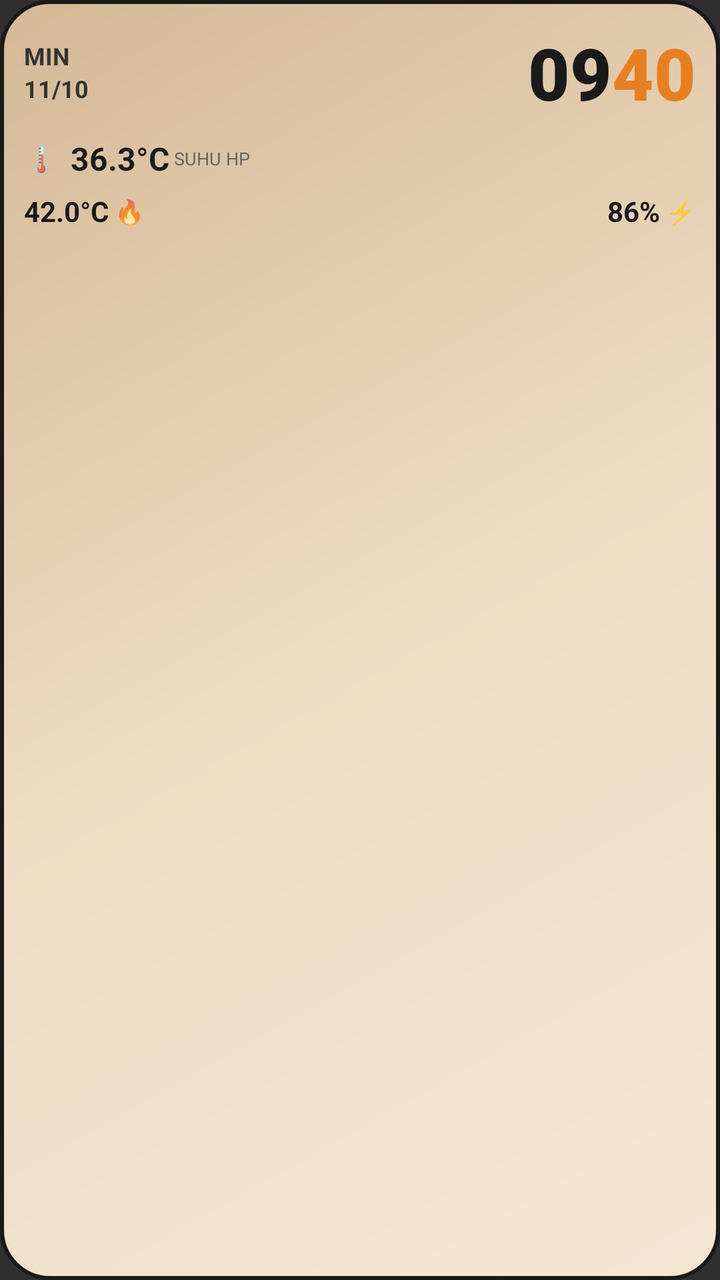
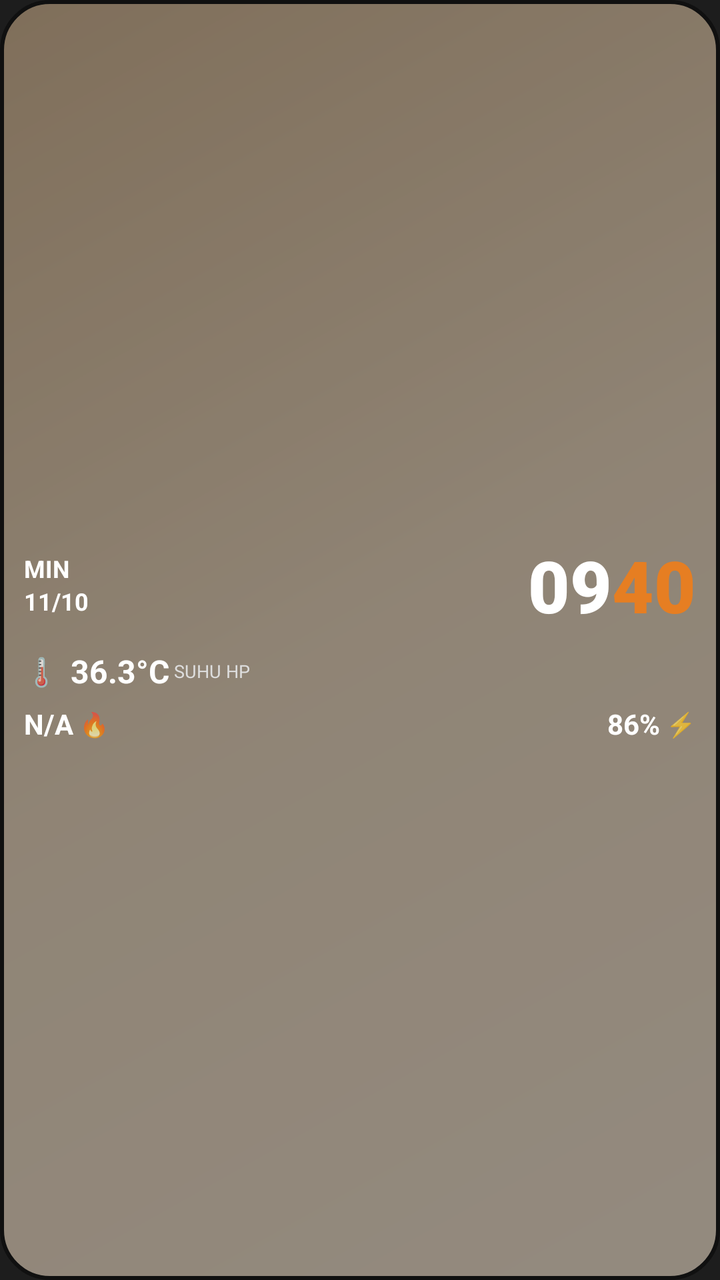

Screens rendered from an Android XML layout before and after an edit, with the pre-edit source and the edit as a unified diff.
<!-- AndroidManifest.xml: application theme Theme.AppCompat -->
<!-- res/layout/widget_suhu.xml -->
<?xml version="1.0" encoding="utf-8"?>
<LinearLayout xmlns:android="http://schemas.android.com/apk/res/android"
    android:layout_width="match_parent"
    android:layout_height="match_parent"
    android:orientation="vertical"
    android:padding="12dp"
    android:background="@drawable/latar_widget">

    
    <LinearLayout
        android:layout_width="match_parent"
        android:layout_height="wrap_content"
        android:orientation="horizontal"
        android:gravity="center_vertical">

        
        <LinearLayout
            android:layout_width="0dp"
            android:layout_height="wrap_content"
            android:layout_weight="1"
            android:orientation="vertical">

            <TextView
                android:id="@+id/wHari"
                android:layout_width="wrap_content"
                android:layout_height="wrap_content"
                android:text="MIN"
                android:textColor="#333333"
                android:textSize="12sp"
                android:textStyle="bold"/>

            <TextView
                android:id="@+id/wTanggal"
                android:layout_width="wrap_content"
                android:layout_height="wrap_content"
                android:text="11/10"
                android:textColor="#333333"
                android:textSize="12sp"
                android:textStyle="bold"/>
        </LinearLayout>

        
        <LinearLayout
            android:layout_width="wrap_content"
            android:layout_height="wrap_content"
            android:orientation="horizontal"
            android:gravity="center_vertical">

            <TextView
                android:id="@+id/wJam"
                android:layout_width="wrap_content"
                android:layout_height="wrap_content"
                android:text="09"
                android:textColor="#1A1A1A"
                android:textSize="36sp"
                android:textStyle="bold"
                android:fontFamily="sans-serif-black"/>

            <TextView
                android:id="@+id/wMenit"
                android:layout_width="wrap_content"
                android:layout_height="wrap_content"
                android:text="40"
                android:textColor="#E67E22"
                android:textSize="36sp"
                android:textStyle="bold"
                android:fontFamily="sans-serif-black"/>
        </LinearLayout>
    </LinearLayout>

    
    <LinearLayout
        android:layout_width="wrap_content"
        android:layout_height="wrap_content"
        android:orientation="horizontal"
        android:gravity="center_vertical"
        android:layout_marginTop="8dp">

        <TextView
            android:layout_width="wrap_content"
            android:layout_height="wrap_content"
            android:text="🌡️"
            android:textSize="14sp"/>

        <TextView
            android:id="@+id/wSuhuHp"
            android:layout_width="wrap_content"
            android:layout_height="wrap_content"
            android:text="36.3°C"
            android:textColor="#1A1A1A"
            android:textSize="16sp"
            android:textStyle="bold"
            android:layout_marginStart="6dp"/>

        <TextView
            android:layout_width="wrap_content"
            android:layout_height="wrap_content"
            android:text=" SUHU HP"
            android:textColor="#666666"
            android:textSize="9sp"/>
    </LinearLayout>

    
    <LinearLayout
        android:layout_width="match_parent"
        android:layout_height="wrap_content"
        android:orientation="horizontal"
        android:layout_marginTop="6dp"
        android:gravity="center_vertical"
        android:weightSum="2">

        
        <LinearLayout
            android:layout_width="0dp"
            android:layout_height="wrap_content"
            android:layout_weight="1"
            android:orientation="horizontal"
            android:gravity="center_vertical">

            <TextView
                android:id="@+id/wSuhuCpu"
                android:layout_width="wrap_content"
                android:layout_height="wrap_content"
                android:text="42.0°C"
                android:textColor="#1A1A1A"
                android:textSize="14sp"
                android:textStyle="bold"/>

            <TextView
                android:layout_width="wrap_content"
                android:layout_height="wrap_content"
                android:text=" 🔥"
                android:textSize="12sp"/>
        </LinearLayout>

        
        <LinearLayout
            android:layout_width="0dp"
            android:layout_height="wrap_content"
            android:layout_weight="1"
            android:orientation="horizontal"
            android:gravity="end|center_vertical">

            <TextView
                android:id="@+id/wBaterai"
                android:layout_width="wrap_content"
                android:layout_height="wrap_content"
                android:text="86%"
                android:textColor="#1A1A1A"
                android:textSize="14sp"
                android:textStyle="bold"/>

            <TextView
                android:layout_width="wrap_content"
                android:layout_height="wrap_content"
                android:text=" ⚡"
                android:textSize="12sp"/>
        </LinearLayout>
    </LinearLayout>

</LinearLayout>
<!-- resources referenced by this layout -->
<resources>
  <!-- drawable latar_widget (drawable) -->
  <?xml version="1.0" encoding="utf-8"?>
  <shape xmlns:android="http://schemas.android.com/apk/res/android"
      android:shape="rectangle">
      <corners android:radius="24dp"/>
      <gradient
          android:startColor="#F5E6D3"
          android:centerColor="#EFDCC3"
          android:endColor="#D4B896"
          android:angle="135"/>
      <stroke android:width="2dp" android:color="#1A1A1A"/>
  </shape>
</resources>

<!-- the commit's change to res/layout/widget_suhu.xml (unified diff, before → after) -->
@@ -1,42 +1,91 @@
 <?xml version="1.0" encoding="utf-8"?>
-<LinearLayout xmlns:android="http://schemas.android.com/apk/res/android"
+<FrameLayout xmlns:android="http://schemas.android.com/apk/res/android"
     android:layout_width="match_parent"
-    android:layout_height="match_parent"
-    android:orientation="vertical"
-    android:padding="12dp"
-    android:background="@drawable/latar_widget">
+    android:layout_height="match_parent">
+
+    
+    <ImageView
+        android:id="@+id/bgGambarWidget"
+        android:layout_width="match_parent"
+        android:layout_height="match_parent"
+        android:scaleType="centerCrop"
+        android:src="@drawable/latar_widget"
+        android:contentDescription="Background"/>
+
+    
+    <View
+        android:layout_width="match_parent"
+        android:layout_height="match_parent"
+        android:background="#66000000"/>
 
     
     <LinearLayout
         android:layout_width="match_parent"
-        android:layout_height="wrap_content"
-        android:orientation="horizontal"
+        android:layout_height="match_parent"
+        android:orientation="vertical"
+        android:padding="12dp"
         android:gravity="center_vertical">
 
         
         <LinearLayout
-            android:layout_width="0dp"
+            android:layout_width="match_parent"
             android:layout_height="wrap_content"
-            android:layout_weight="1"
-            android:orientation="vertical">
+            android:orientation="horizontal"
+            android:gravity="center_vertical">
 
-            <TextView
-                android:id="@+id/wHari"
+            
+            <LinearLayout
+                android:layout_width="0dp"
+                android:layout_height="wrap_content"
+                android:layout_weight="1"
+                android:orientation="vertical">
+
+                <TextView
+                    android:id="@+id/wHari"
+                    android:layout_width="wrap_content"
+                    android:layout_height="wrap_content"
+                    android:text="MIN"
+                    android:textColor="#FFFFFF"
+                    android:textSize="12sp"
+                    android:textStyle="bold"/>
+
+                <TextView
+                    android:id="@+id/wTanggal"
+                    android:layout_width="wrap_content"
+                    android:layout_height="wrap_content"
+                    android:text="11/10"
+                    android:textColor="#FFFFFF"
+                    android:textSize="12sp"
+                    android:textStyle="bold"/>
+            </LinearLayout>
+
+            
+            <LinearLayout
                 android:layout_width="wrap_content"
                 android:layout_height="wrap_content"
-                android:text="MIN"
-                android:textColor="#333333"
-                android:textSize="12sp"
-                android:textStyle="bold"/>
+                android:orientation="horizontal"
+                android:gravity="center_vertical">
 
-            <TextView
-                android:id="@+id/wTanggal"
-                android:layout_width="wrap_content"
-                android:layout_height="wrap_content"
-                android:text="11/10"
-                android:textColor="#333333"
-                android:textSize="12sp"
-                android:textStyle="bold"/>
+                <TextView
+                    android:id="@+id/wJam"
+                    android:layout_width="wrap_content"
+                    android:layout_height="wrap_content"
+                    android:text="09"
+                    android:textColor="#FFFFFF"
+                    android:textSize="36sp"
+                    android:textStyle="bold"
+                    android:fontFamily="sans-serif-black"/>
+
+                <TextView
+                    android:id="@+id/wMenit"
+                    android:layout_width="wrap_content"
+                    android:layout_height="wrap_content"
+                    android:text="40"
+                    android:textColor="#E67E22"
+                    android:textSize="36sp"
+                    android:textStyle="bold"
+                    android:fontFamily="sans-serif-black"/>
+            </LinearLayout>
         </LinearLayout>
 
         
@@ -44,118 +93,90 @@
             android:layout_width="wrap_content"
             android:layout_height="wrap_content"
             android:orientation="horizontal"
-            android:gravity="center_vertical">
-
-            <TextView
-                android:id="@+id/wJam"
-                android:layout_width="wrap_content"
-                android:layout_height="wrap_content"
-                android:text="09"
-                android:textColor="#1A1A1A"
-                android:textSize="36sp"
-                android:textStyle="bold"
-                android:fontFamily="sans-serif-black"/>
-
-            <TextView
-                android:id="@+id/wMenit"
-                android:layout_width="wrap_content"
-                android:layout_height="wrap_content"
-                android:text="40"
-                android:textColor="#E67E22"
-                android:textSize="36sp"
-                android:textStyle="bold"
-                android:fontFamily="sans-serif-black"/>
-        </LinearLayout>
-    </LinearLayout>
-
-    
-    <LinearLayout
-        android:layout_width="wrap_content"
-        android:layout_height="wrap_content"
-        android:orientation="horizontal"
-        android:gravity="center_vertical"
-        android:layout_marginTop="8dp">
-
-        <TextView
-            android:layout_width="wrap_content"
-            android:layout_height="wrap_content"
-            android:text="🌡️"
-            android:textSize="14sp"/>
-
-        <TextView
-            android:id="@+id/wSuhuHp"
-            android:layout_width="wrap_content"
-            android:layout_height="wrap_content"
-            android:text="36.3°C"
-            android:textColor="#1A1A1A"
-            android:textSize="16sp"
-            android:textStyle="bold"
-            android:layout_marginStart="6dp"/>
-
-        <TextView
-            android:layout_width="wrap_content"
-            android:layout_height="wrap_content"
-            android:text=" SUHU HP"
-            android:textColor="#666666"
-            android:textSize="9sp"/>
-    </LinearLayout>
-
-    
-    <LinearLayout
-        android:layout_width="match_parent"
-        android:layout_height="wrap_content"
-        android:orientation="horizontal"
-        android:layout_marginTop="6dp"
-        android:gravity="center_vertical"
-        android:weightSum="2">
-
-        
-        <LinearLayout
-            android:layout_width="0dp"
-            android:layout_height="wrap_content"
-            android:layout_weight="1"
-            android:orientation="horizontal"
-            android:gravity="center_vertical">
-
-            <TextView
-                android:id="@+id/wSuhuCpu"
-                android:layout_width="wrap_content"
-                android:layout_height="wrap_content"
-                android:text="42.0°C"
-                android:textColor="#1A1A1A"
-                android:textSize="14sp"
-                android:textStyle="bold"/>
+            android:gravity="center_vertical"
+            android:layout_marginTop="8dp">
 
             <TextView
                 android:layout_width="wrap_content"
                 android:layout_height="wrap_content"
-                android:text=" 🔥"
-                android:textSize="12sp"/>
+                android:text="🌡️"
+                android:textSize="14sp"/>
+
+            <TextView
+                android:id="@+id/wSuhuHp"
+                android:layout_width="wrap_content"
+                android:layout_height="wrap_content"
+                android:text="36.3°C"
+                android:textColor="#FFFFFF"
+                android:textSize="16sp"
+                android:textStyle="bold"
+                android:layout_marginStart="6dp"/>
+
+            <TextView
+                android:layout_width="wrap_content"
+                android:layout_height="wrap_content"
+                android:text=" SUHU HP"
+                android:textColor="#DDDDDD"
+                android:textSize="9sp"/>
         </LinearLayout>
 
         
         <LinearLayout
-            android:layout_width="0dp"
+            android:layout_width="match_parent"
             android:layout_height="wrap_content"
-            android:layout_weight="1"
             android:orientation="horizontal"
-            android:gravity="end|center_vertical">
+            android:layout_marginTop="6dp"
+            android:gravity="center_vertical"
+            android:weightSum="2">
 
-            <TextView
-                android:id="@+id/wBaterai"
-                android:layout_width="wrap_content"
+            
+            <LinearLayout
+                android:layout_width="0dp"
                 android:layout_height="wrap_content"
-                android:text="86%"
-                android:textColor="#1A1A1A"
-                android:textSize="14sp"
-                android:textStyle="bold"/>
+                android:layout_weight="1"
+                android:orientation="horizontal"
+                android:gravity="center_vertical">
 
-            <TextView
-                android:layout_width="wrap_content"
+                <TextView
+                    android:id="@+id/wSuhuCpu"
+                    android:layout_width="wrap_content"
+                    android:layout_height="wrap_content"
+                    android:text="N/A"
+                    android:textColor="#FFFFFF"
+                    android:textSize="14sp"
+                    android:textStyle="bold"/>
+
+                <TextView
+                    android:layout_width="wrap_content"
+                    android:layout_height="wrap_content"
+                    android:text=" 🔥"
+                    android:textSize="12sp"/>
+            </LinearLayout>
+
+            
+            <LinearLayout
+                android:layout_width="0dp"
                 android:layout_height="wrap_content"
-                android:text=" ⚡"
-                android:textSize="12sp"/>
+                android:layout_weight="1"
+                android:orientation="horizontal"
+                android:gravity="end|center_vertical">
+
+                <TextView
+                    android:id="@+id/wBaterai"
+                    android:layout_width="wrap_content"
+                    android:layout_height="wrap_content"
+                    android:text="86%"
+                    android:textColor="#FFFFFF"
+                    android:textSize="14sp"
+                    android:textStyle="bold"/>
+
+                <TextView
+                    android:layout_width="wrap_content"
+                    android:layout_height="wrap_content"
+                    android:text=" ⚡"
+                    android:textSize="12sp"/>
+            </LinearLayout>
         </LinearLayout>
+
     </LinearLayout>
-
-</LinearLayout>
+</FrameLayout>
